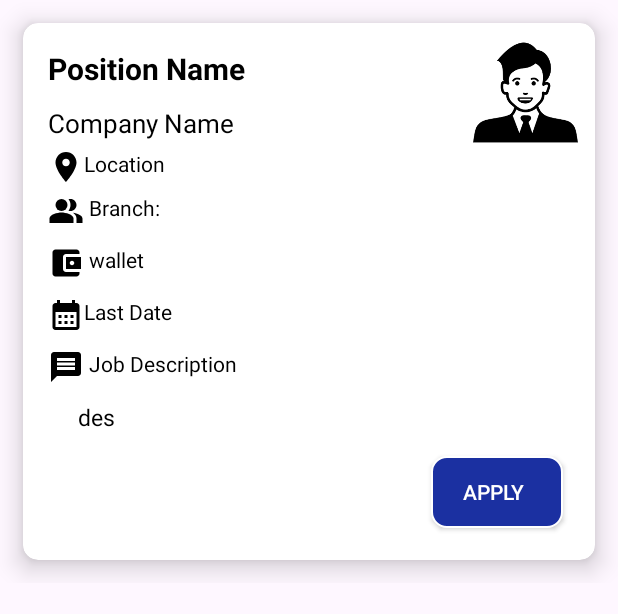
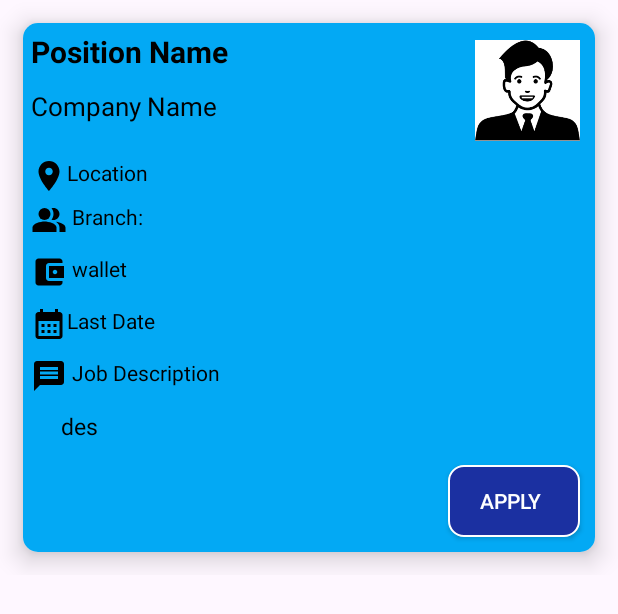
Before and after one commit to danu20002/JobbyBoy, an Android app: the layout single_job_layout.xml on its own in the app's theme, with its tools: preview values and no code run, on a phone screen of 412 x 824 dp. Shown: the top 614 px of the screen. Run offline under Robolectric (Android 15) with nearby library versions, the phone set to English and light mode, and no system bars.

Commit message:
Updated now

```diff
--- a/app/src/main/java/com/daneshnaik/jobbyboy/adapters/job_adapter.java
+++ b/app/src/main/java/com/daneshnaik/jobbyboy/adapters/job_adapter.java
@@ -2,6 +2,7 @@ package com.daneshnaik.jobbyboy.adapters;
 
 import android.content.Context;
 import android.content.Intent;
+import android.graphics.Color;
 import android.view.LayoutInflater;
 import android.view.View;
 import android.view.ViewGroup;
@@ -52,6 +53,7 @@ public class job_adapter extends RecyclerView.Adapter<job_adapter.Viewport> {
         holder.apply_btn.setOnClickListener(new View.OnClickListener() {
             @Override
             public void onClick(View v) {
+
                 Intent intent=new Intent(context, portal_link_opner.class);
                 intent.putExtra("link",jobDetails.getLink());
                 context.startActivity(intent);
--- a/app/src/main/res/layout/single_job_layout.xml
+++ b/app/src/main/res/layout/single_job_layout.xml
@@ -2,22 +2,20 @@
 <RelativeLayout xmlns:android="http://schemas.android.com/apk/res/android"
     android:layout_width="wrap_content"
     android:layout_height="wrap_content"
-
     xmlns:app="http://schemas.android.com/apk/res-auto">
     <androidx.cardview.widget.CardView
         android:layout_width="match_parent"
         android:layout_height="wrap_content"
         android:layout_margin="15dp"
-
+        android:background="@color/main_color"
         app:cardCornerRadius="10dp"
         app:cardElevation="10dp">
         <androidx.appcompat.widget.LinearLayoutCompat
             android:layout_width="match_parent"
             android:layout_height="wrap_content"
-            android:layout_marginStart="11dp"
-            android:layout_marginTop="11dp"
-            android:layout_marginEnd="11dp"
-            android:layout_marginBottom="11dp"
+
+            android:background="@color/main_color"
+
             android:orientation="vertical"
             android:paddingLeft="5dp">
             <RelativeLayout
@@ -26,6 +24,7 @@
                 <ImageView
                     android:layout_width="70dp"
                     android:layout_height="70dp"
+                    android:layout_margin="10dp"
                     android:id="@+id/company_image_data_single"
                     android:layout_alignParentEnd="true"
                     android:src="@drawable/person"/>
```
